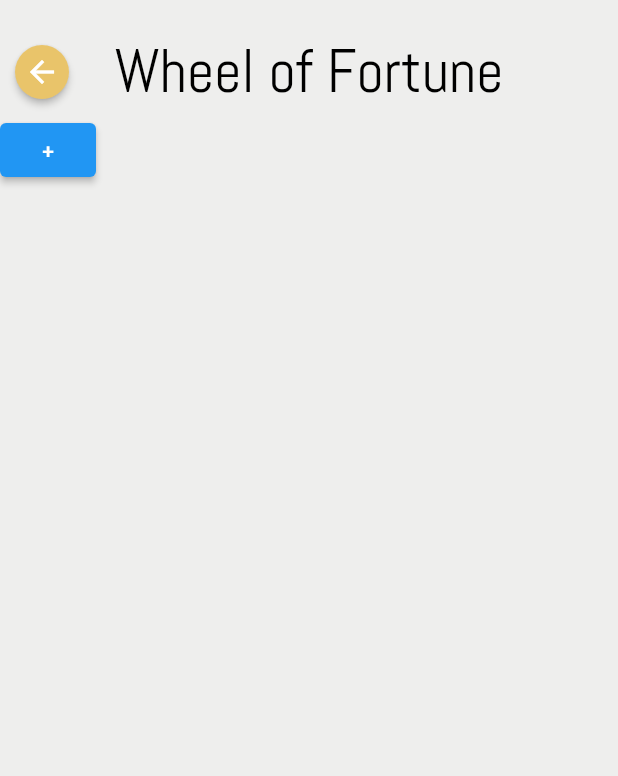
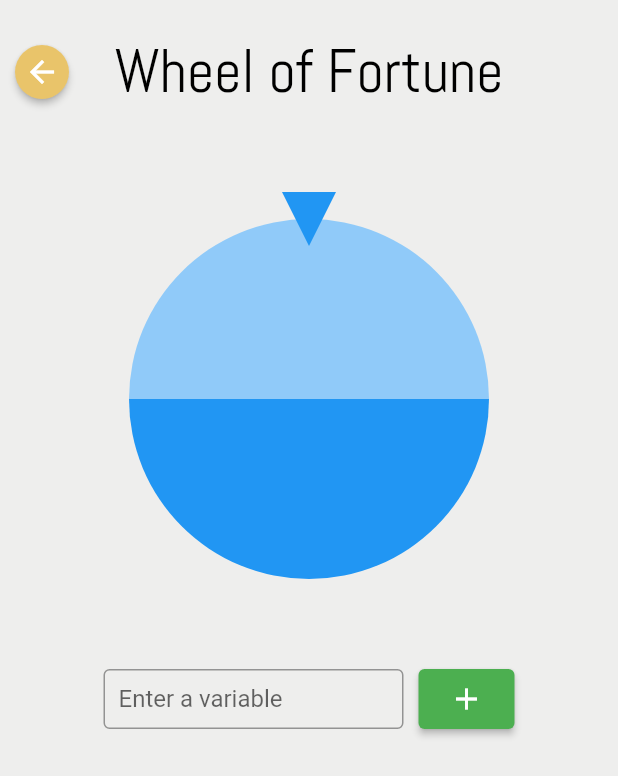
Before and after one commit to yonraf/mobil-software-udvikling, a Flutter app: the WheelOfFortune screen opened directly, on a phone screen of 412 x 824 dp. Shown: the top 776 px of the screen. Run offline on Flutter 3.47's test engine with Material 2 defaults, Android fonts, the phone set to English and light mode, and no system bars; drawn by our look-alikes of flutter_fortune_wheel.

Commit message:
Wheel of fortune 80% done
Mangler at allign inserted names, så det ser godt ud. Og evt. highlight af udvalgte input

```diff
--- a/justrandom/lib/screens/randomizers/wheel_of_fortune.dart
+++ b/justrandom/lib/screens/randomizers/wheel_of_fortune.dart
@@ -3,15 +3,18 @@ import 'dart:math';
 
 import 'package:flutter/cupertino.dart';
 import 'package:flutter/material.dart';
+import 'package:flutter_fortune_wheel/flutter_fortune_wheel.dart';
 import 'package:justrandom/constants.dart';
-
 
 import '../components/top_bar.dart';
 import '../randomizer.dart';
 
 class WheelOfFortune extends StatefulWidget implements Randomizer {
+  WheelOfFortune();
+
   @override
-  String description = 'Lorem ipsum dolor sit amet, consectetur adipiscing elit, sed do eiusmod tempor incididunt ut labore et dolore magna aliqua.';
+  String description =
+      'Lorem ipsum dolor sit amet, consectetur adipiscing elit, sed do eiusmod tempor incididunt ut labore et dolore magna aliqua.';
 
   @override
   String name = 'Wheel of Fortune';
@@ -19,46 +22,137 @@ class WheelOfFortune extends StatefulWidget implements Randomizer {
   @override
   Color themeColor = kWheelThemeColor;
 
-  WheelOfFortune();
-
   @override
   _WheelOfFortuneState createState() => _WheelOfFortuneState();
 }
 
 class _WheelOfFortuneState extends State<WheelOfFortune> {
+  StreamController<int> selected = StreamController();
+  bool _spinCooldown = false;
+  final inputController = TextEditingController();
+
+  var inputs = [
+    '',
+    '',
+  ];
+
+  //StreamController<int> controller = StreamController<int>();
 
   @override
   Widget build(BuildContext context) {
     return Scaffold(
-      backgroundColor: kBackgroundColor,
-      body: Container(
-        child: Column(
+        resizeToAvoidBottomInset: false,
+        body: Column(children: [
+      TopBar(WheelOfFortune()),
+
+      // WHEEL OF FORTUNE
+      GestureDetector(
+        child: Container(
+          child: FortuneWheel(
+            items: [for (var input in inputs) FortuneItem(child: Text(input))],
+            animateFirst: false,
+            selected: selected.stream,
+          ),
+          height: 300,
+          margin: EdgeInsets.only(top: 40),
+        ),
+        onTap: () {
+          cooldownControl();
+        },
+      ),
+
+      Row(
+        mainAxisAlignment: MainAxisAlignment.center,
+        children: [
+          Container(
+            padding: EdgeInsets.only(top: 30),
+            width: 200,
+            height: 70,
+            child: TextField(
+              onSubmitted: (String str) { addName();},
+              controller: inputController,
+              decoration: const InputDecoration(
+                contentPadding: EdgeInsets.only(top: 0, left: 10),
+                border: OutlineInputBorder(),
+                hintText: 'Enter a variable',
+              ),
+            ),
+          ),
+          Container(
+            padding: EdgeInsets.only(top: 30),
+            margin: EdgeInsets.only(left: 10),
+            height: 70,
+            child: ElevatedButton(
+              onPressed: () {
+                addName();
+              },
+              child: Icon(Icons.add),
+              style: ElevatedButton.styleFrom(
+                primary: Colors.green,
+              ),
+            ),
+          )
+        ],
+      ),
+      Expanded(
+        child: ListView(
+          children: [for (var input in inputs.reversed) inputField(input)],
+        ),
+      )
+    ]));
+  }
+
+  @override
+  void dispose() {
+    inputController.dispose();
+    selected.close();
+    super.dispose();
+  }
+
+  void cooldownControl() {
+    setState(() {
+      if (!_spinCooldown) {
+        selected.add(Random().nextInt(inputs.length));
+        setState(() => _spinCooldown = true);
+        Timer(
+            Duration(seconds: 5), () => setState(() => _spinCooldown = false));
+      }
+    });
+  }
+
+  void addName() {
+    var name = inputController.text;
+    if (!name.isEmpty) {
+      if (inputs.contains('')) {
+        inputs.remove(inputs.elementAt(inputs.indexOf('')));
+      }
+      inputs.add(name);
+      setState(() {});
+      inputController.clear();
+    }
+  }
+
+  Widget inputField(String input) {
+    if (input.isNotEmpty) {
+      return Container(
+        alignment: Alignment.topLeft,
+        child: Row(
+          mainAxisAlignment: MainAxisAlignment.end,
           children: [
-            TopBar(WheelOfFortune()),
-            Row(
-              children: [
-                //TextField(),
-                ElevatedButton(onPressed: () {
-                  print("+");
-                }, child: Text('+'))
-              ],
-            ),
-
+            Text(input),
+            IconButton(
+              onPressed: () {
+                if (inputs.length > 2) {
+                  this.inputs.remove(input);
+                  setState(() {});
+                }
+              },
+              icon: Icon(Icons.clear),
+              color: Colors.redAccent,
+            )
           ],
         ),
-      ),
-    );
-  }
+      );
+    } else {return Container();}
+    }
 }
-
-/*
-FortuneWheel(
-                  animateFirst: true,
-                  items: [
-                    for (var input in inputs)
-                      FortuneItem(
-                          child: Text(input)
-                      )
-                  ],
-            )
- */
```
